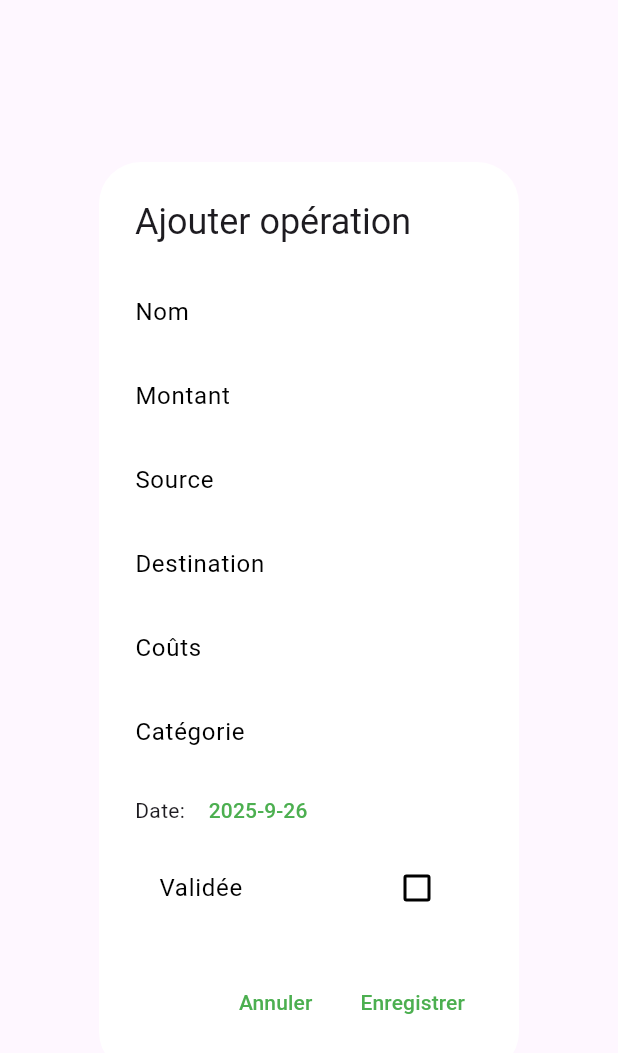
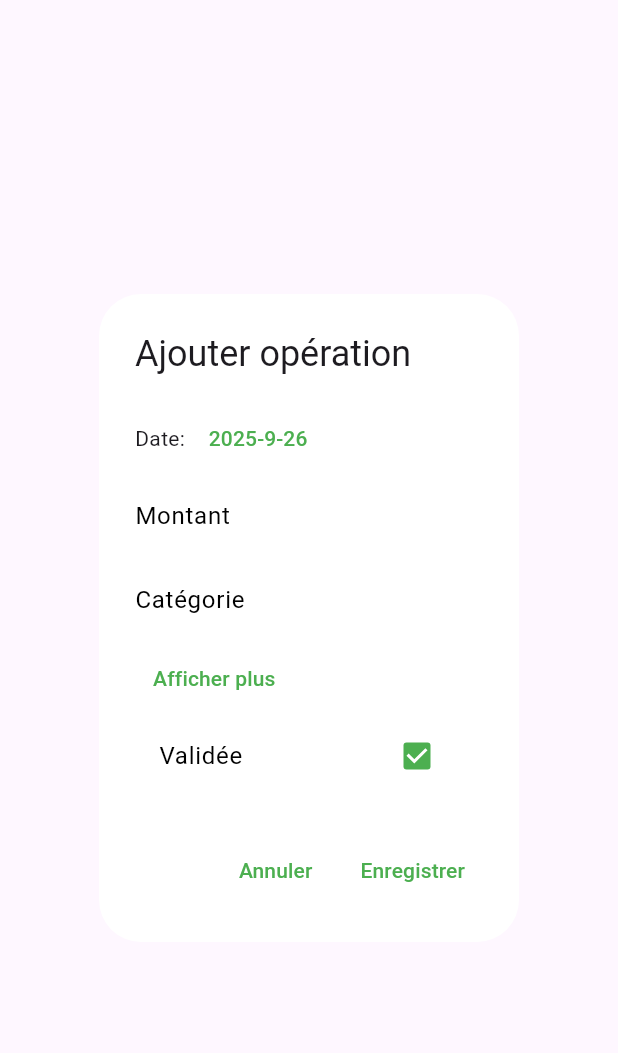
Before and after one commit to FloRobart/econoris_app, a Flutter app: the OperationEditDialog widget shown alone on an empty page, opened directly, on a phone screen of 412 x 824 dp. Shown: the top 1053 px of the screen. Run offline on Flutter 3.47's test engine with Material 3 defaults, Android fonts, the light colour scheme and no system bars; our stand-ins replace fl_chart, shared_preferences, table_calendar; accounts and stored records are empty.

Commit message:
amélioration de l'affichage du formulaire d'opération

```diff
--- a/lib/widgets/operation_dialogs.dart
+++ b/lib/widgets/operation_dialogs.dart
@@ -82,14 +82,80 @@ class _OperationEditDialogState extends State<OperationEditDialog> {
   final _costsC = TextEditingController();
   final _categoryC = TextEditingController();
   DateTime _date = DateTime.now();
-  bool _validated = false;
+  bool _validated = true;
+  bool _expanded = false;
 
   @override
-  void initState(){ super.initState(); if (widget.operation!=null) { final o = widget.operation!; _nameC.text = o.operationsName; _amountC.text = o.operationsAmount.toString(); _sourceC.text = o.operationsSource; _destC.text = o.operationsDestination; _costsC.text = o.operationsCosts.toString(); _categoryC.text = o.operationsCategory; _date = o.operationsDate; _validated = o.operationsValidated; }}
+  void initState(){
+    super.initState();
+    if (widget.operation!=null) {
+      final o = widget.operation!;
+      _nameC.text = o.operationsName;
+      _amountC.text = o.operationsAmount.toString();
+      _sourceC.text = o.operationsSource;
+      _destC.text = o.operationsDestination;
+      _costsC.text = o.operationsCosts.toString();
+      _categoryC.text = o.operationsCategory;
+      _date = o.operationsDate;
+      _validated = o.operationsValidated;
+    } else {
+      // For new operations, default validated to true per requirements
+      _validated = true;
+    }
+  }
 
   @override
   Widget build(BuildContext context) {
-    return AlertDialog(title: Text(widget.operation==null ? 'Ajouter opération' : 'Modifier opération'), content: SingleChildScrollView(child: Column(mainAxisSize: MainAxisSize.min, children: [TextField(controller: _nameC, decoration: const InputDecoration(labelText: 'Nom')), TextField(controller: _amountC, keyboardType: TextInputType.number, decoration: const InputDecoration(labelText: 'Montant')), TextField(controller: _sourceC, decoration: const InputDecoration(labelText: 'Source')), TextField(controller: _destC, decoration: const InputDecoration(labelText: 'Destination')), TextField(controller: _costsC, keyboardType: TextInputType.number, decoration: const InputDecoration(labelText: 'Coûts')), TextField(controller: _categoryC, decoration: const InputDecoration(labelText: 'Catégorie')), Row(children: [const Text('Date: '), TextButton(onPressed: () async { final d = await showDatePicker(context: context, initialDate: _date, firstDate: DateTime(2000), lastDate: DateTime(2100)); if (d!=null) setState(()=>_date=d); }, child: Text('${_date.year}-${_date.month}-${_date.day}'))]), CheckboxListTile(value: _validated, onChanged: (v){ setState(()=>_validated=v!); }, title: const Text('Validée'))])), actions: [TextButton(onPressed: ()=> Navigator.pop(context), child: const Text('Annuler')), TextButton(onPressed: ()=> _save(), child: const Text('Enregistrer'))]);
+    return AlertDialog(
+      title: Text(widget.operation==null ? 'Ajouter opération' : 'Modifier opération'),
+      content: SingleChildScrollView(
+        child: Column(
+          mainAxisSize: MainAxisSize.min,
+          children: [
+            // Only show Date, Montant and Catégorie initially
+            Row(children: [
+              const Text('Date: '),
+              TextButton(
+                onPressed: () async {
+                  final d = await showDatePicker(context: context, initialDate: _date, firstDate: DateTime(2000), lastDate: DateTime(2100));
+                  if (d!=null) setState(()=>_date=d);
+                },
+                child: Text('${_date.year}-${_date.month}-${_date.day}')
+              )
+            ]),
+            TextField(controller: _amountC, keyboardType: TextInputType.number, decoration: const InputDecoration(labelText: 'Montant')),
+            TextField(controller: _categoryC, decoration: const InputDecoration(labelText: 'Catégorie')),
+
+            // Toggle button to show/hide additional fields
+            Align(
+              alignment: Alignment.centerLeft,
+              child: TextButton(
+                onPressed: () => setState(()=>_expanded = !_expanded),
+                child: Text(_expanded ? 'Afficher moins' : 'Afficher plus'),
+              ),
+            ),
+
+            // Hidden fields — still part of the form and will be sent on save
+            if (_expanded) ...[
+              TextField(controller: _nameC, decoration: const InputDecoration(labelText: 'Nom')),
+              TextField(controller: _sourceC, decoration: const InputDecoration(labelText: 'Source')),
+              TextField(controller: _destC, decoration: const InputDecoration(labelText: 'Destination')),
+              TextField(controller: _costsC, keyboardType: TextInputType.number, decoration: const InputDecoration(labelText: 'Coûts')),
+            ],
+
+            CheckboxListTile(
+              value: _validated,
+              onChanged: (v){ setState(()=>_validated=v!); },
+              title: const Text('Validée')
+            ),
+          ],
+        ),
+      ),
+      actions: [
+        TextButton(onPressed: ()=> Navigator.pop(context), child: const Text('Annuler')),
+        TextButton(onPressed: ()=> _save(), child: const Text('Enregistrer'))
+      ],
+    );
   }
 
   void _save() {
```
